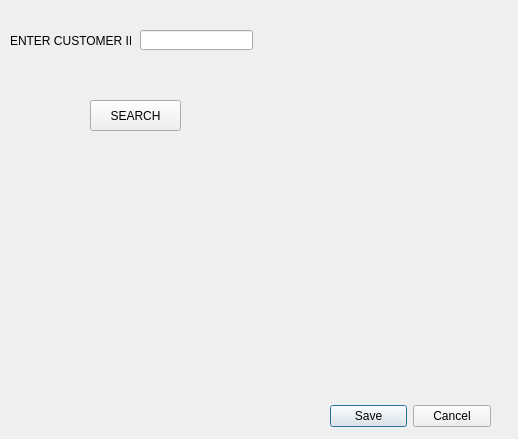
The window that customer_drecord.ui (iamvishal345/inventory_mgmt) describes before a commit, drawn with Qt 5.
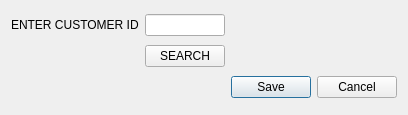
The same window after the commit.

What changed in the file:
```diff
--- a/customer_drecord.ui
+++ b/customer_drecord.ui
@@ -6,22 +6,16 @@
    <rect>
     <x>0</x>
     <y>0</y>
-    <width>518</width>
-    <height>439</height>
+    <width>365</width>
+    <height>115</height>
    </rect>
   </property>
   <property name="windowTitle">
    <string>Dialog</string>
   </property>
+  <layout class="QGridLayout" name="gridLayout">
+   <item row="3" column="2">
   <widget class="QDialogButtonBox" name="buttonBox">
-   <property name="geometry">
-    <rect>
-     <x>330</x>
-     <y>400</y>
-     <width>161</width>
-     <height>32</height>
-    </rect>
-   </property>
    <property name="orientation">
     <enum>Qt::Horizontal</enum>
    </property>
@@ -29,42 +23,25 @@
     <set>QDialogButtonBox::Cancel|QDialogButtonBox::Save</set>
    </property>
   </widget>
-  <widget class="QLabel" name="label">
-   <property name="geometry">
-    <rect>
-     <x>10</x>
-     <y>20</y>
-     <width>121</width>
-     <height>41</height>
-    </rect>
-   </property>
-   <property name="text">
-    <string>ENTER CUSTOMER ID</string>
-   </property>
-  </widget>
+   </item>
+   <item row="0" column="1">
+    <widget class="QLineEdit" name="editc_id"/>
+   </item>
+   <item row="1" column="1">
   <widget class="QPushButton" name="c_search">
-   <property name="geometry">
-    <rect>
-     <x>90</x>
-     <y>100</y>
-     <width>91</width>
-     <height>31</height>
-    </rect>
-   </property>
    <property name="text">
     <string>SEARCH</string>
    </property>
   </widget>
-  <widget class="QLineEdit" name="editc_id">
-   <property name="geometry">
-    <rect>
-     <x>140</x>
-     <y>30</y>
-     <width>113</width>
-     <height>20</height>
-    </rect>
-   </property>
-  </widget>
+   </item>
+   <item row="0" column="0">
+    <widget class="QLabel" name="label">
+     <property name="text">
+      <string>ENTER CUSTOMER ID</string>
+     </property>
+    </widget>
+   </item>
+  </layout>
  </widget>
  <resources/>
  <connections>
```
Lines whose indentation alone changed are shown as unchanged.
